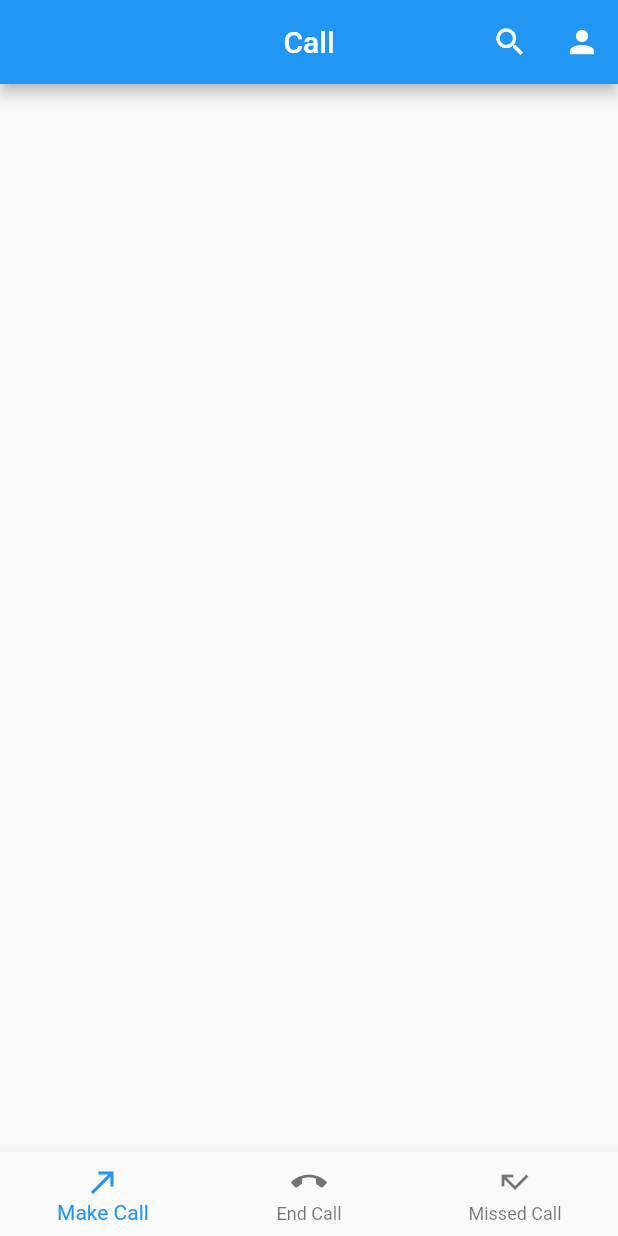
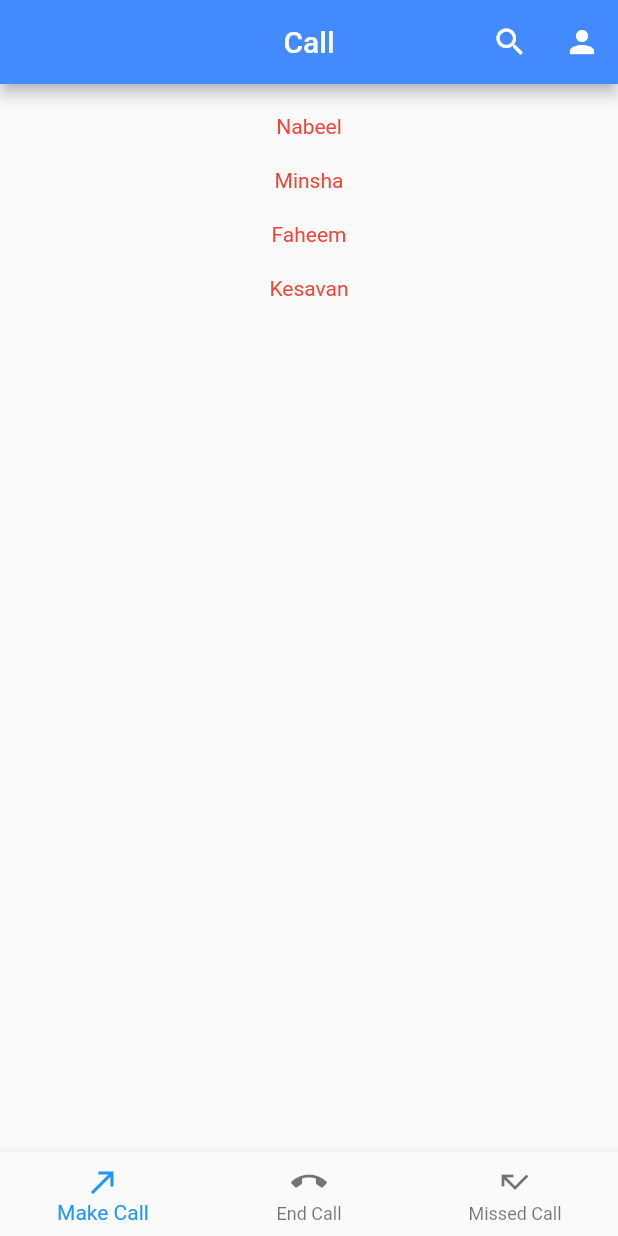
Before and after one commit to Powsikan/flutter_exam, a Flutter app: the screen it shows after launch, on a phone screen of 412 x 824 dp. Run offline on Flutter 3.47's test engine with Material 2 defaults, Android fonts, the phone set to English and light mode, and no system bars.

```diff
--- a/lib/ui/home.dart
+++ b/lib/ui/home.dart
@@ -10,6 +10,7 @@ class _HomeState extends State<Home> {
   Widget build(BuildContext context) {
     return Scaffold(
       appBar: AppBar(
+        backgroundColor: Colors.blueAccent.shade200,
         title: Text("Call"),
         centerTitle: true,
         actions: <Widget>[
@@ -20,15 +21,41 @@ class _HomeState extends State<Home> {
           )
         ],
       ),
-      body: Container(
-        child: ListView(),
+      body: Center(
+
+        child: Column(
+          children: <Widget>[
+            Padding(padding: EdgeInsets.all(10.0)),
+            Text(
+              "Nabeel",
+              style: TextStyle(color: Colors.red),
+            ),
+            Padding(padding: EdgeInsets.all(10.0)),
+            Text(
+              "Minsha",
+              style: TextStyle(color: Colors.red),
+            ),
+            Padding(padding: EdgeInsets.all(10.0)),
+            Text(
+              "Faheem",
+              style: TextStyle(color: Colors.red),
+            ),
+            Padding(padding: EdgeInsets.all(10.0)),
+            Text(
+              "Kesavan",
+              style: TextStyle(color: Colors.red),
+            ),
+            Padding(padding: EdgeInsets.all(10.0)),
+          ],
+        ),
       ),
       bottomNavigationBar: BottomNavigationBar(items: [
-        BottomNavigationBarItem(icon: Icon(Icons.call_made),title:Text("Make Call")),
-        BottomNavigationBarItem(icon: Icon(Icons.call_end),title:Text("End Call")),
-        BottomNavigationBarItem(icon: Icon(Icons.call_missed),title:Text("Missed Call")),
-
-
+        BottomNavigationBarItem(
+            icon: Icon(Icons.call_made), title: Text("Make Call")),
+        BottomNavigationBarItem(
+            icon: Icon(Icons.call_end), title: Text("End Call")),
+        BottomNavigationBarItem(
+            icon: Icon(Icons.call_missed), title: Text("Missed Call")),
       ]),
     );
   }
```
